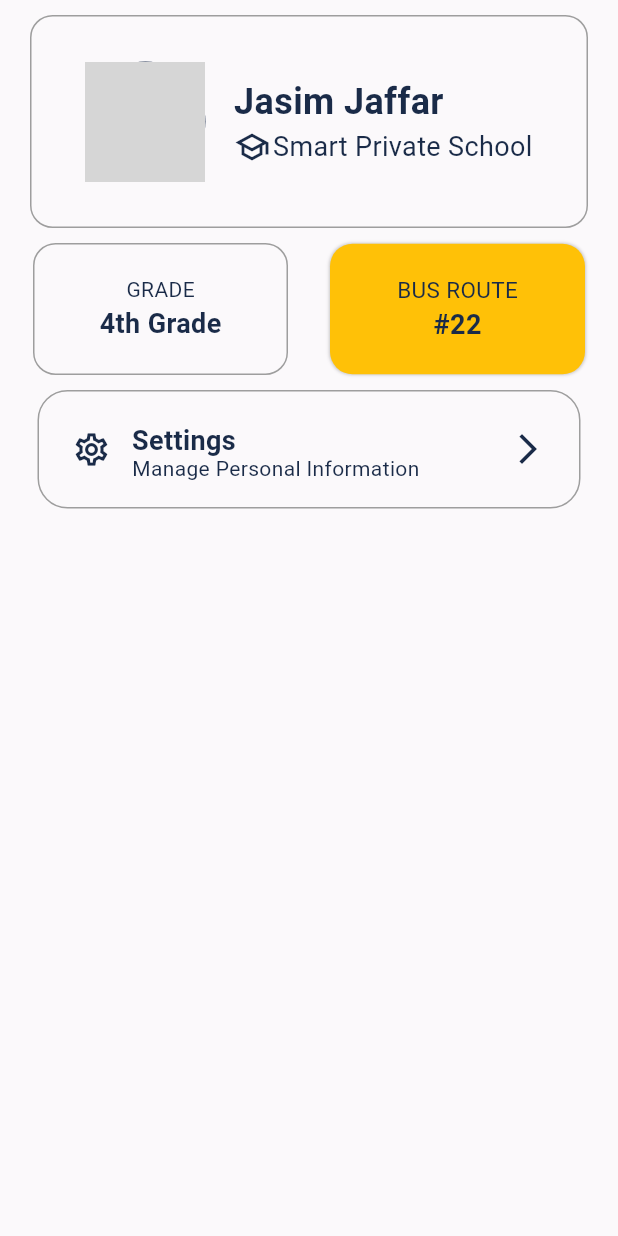
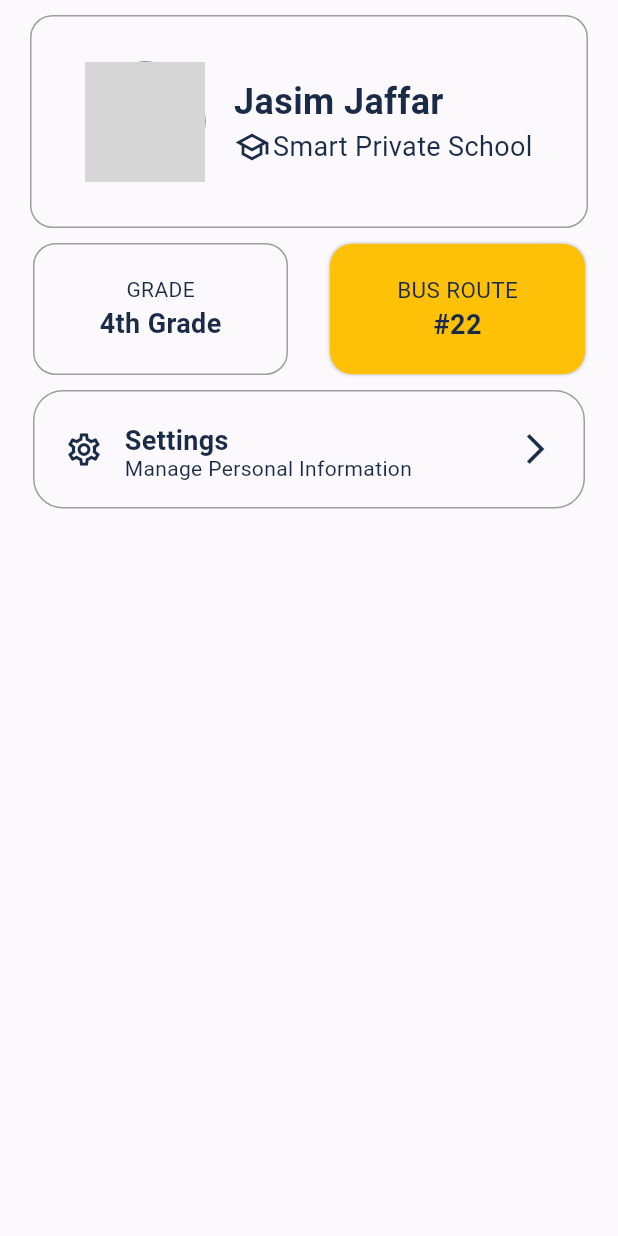
Before and after one commit to super-roomi/pasaty-flutter, a Flutter app: the PrProfilePage screen opened directly, on a phone screen of 412 x 824 dp. Run offline on Flutter 3.47's test engine with Material 3 defaults, Android fonts, the phone set to English and light mode, and no system bars; network calls fail; grey boxes are pictures that could not be loaded.

Commit message:
prepared settings page and passive parent status page

```diff
--- a/lib/Pages/Parent Pages/pr_main_shell.dart
+++ b/lib/Pages/Parent Pages/pr_main_shell.dart
@@ -1,5 +1,5 @@
 import 'package:flutter/material.dart';
-import 'package:mockup/Pages/Parent%20Pages/pr_status_page.dart';
+import 'package:mockup/Pages/Parent%20Pages/pr_status_page_active.dart';
 import 'package:mockup/Pages/Parent%20Pages/pr_payment_page.dart';
 import 'package:mockup/Pages/Parent%20Pages/pr_profile_page.dart';
 
--- a/lib/Pages/Parent Pages/pr_profile_page.dart
+++ b/lib/Pages/Parent Pages/pr_profile_page.dart
@@ -143,8 +143,9 @@ class _PrProfilePageState extends State<PrProfilePage> {
             ),
           ),
           GestureDetector(
+            onTap: () => {},
             child: Padding(
-              padding: const EdgeInsets.symmetric(horizontal: 25, vertical: 10),
+              padding: const EdgeInsets.symmetric(horizontal: 22, vertical: 10),
               child: Container(
                 decoration: BoxDecoration(
                   border: Border.all(color: Colors.grey, width: 1),
@@ -152,18 +153,18 @@ class _PrProfilePageState extends State<PrProfilePage> {
                 ),
                 child: Padding(
                   padding: const EdgeInsets.symmetric(
-                    horizontal: 22.0,
+                    horizontal: 20.0,
                     vertical: 20.0,
                   ),
                   child: Row(
-                    mainAxisAlignment: MainAxisAlignment.spaceBetween,
+                    // mainAxisAlignment: MainAxisAlignment.spaceBetween,
                     children: [
                       Padding(
                         padding: const EdgeInsets.only(right: 14.0),
                         child: Icon(Icons.settings_outlined, size: 26),
                       ),
-                      Expanded(
-                        child: Column(
+
+                      Column(
                         crossAxisAlignment: CrossAxisAlignment.start,
                         children: [
                           Text(
@@ -180,8 +181,13 @@ class _PrProfilePageState extends State<PrProfilePage> {
                           ),
                         ],
                       ),
+
+                      Expanded(
+                        child: Container(
+                          alignment: Alignment.centerRight,
+                          child: Icon(Icons.arrow_forward_ios_sharp),
                         ),
-                      Icon(Icons.arrow_forward_ios_sharp),
+                      ),
                     ],
                   ),
                 ),
--- a/pubspec.yaml
+++ b/pubspec.yaml
@@ -14,6 +14,7 @@ dependencies:
     sdk: flutter
   intl: ^0.20.2
   url_launcher: ^6.3.0
+  intl_phone_field: ^3.2.0
 
   cupertino_icons: ^1.0.8
   http: ^1.6.0
@@ -21,7 +22,6 @@ dependencies:
 dev_dependencies:
   flutter_test:
     sdk: flutter
-
   flutter_lints: ^6.0.0
 
 
```
Also changed, not shown: lib/Pages/Parent Pages/pr_settings_page.dart (added, +10 -0 lines), lib/services/api_service.dart (added, +25 -0 lines), lib/Pages/Parent Pages/pr_status_page_active.dart (renamed from lib/Pages/Parent Pages/pr_status_page.dart), lib/Pages/Parent Pages/pr_status_page_passive.dart (added), pubspec.lock, 1 other file. Lines whose indentation alone changed are shown as unchanged.
